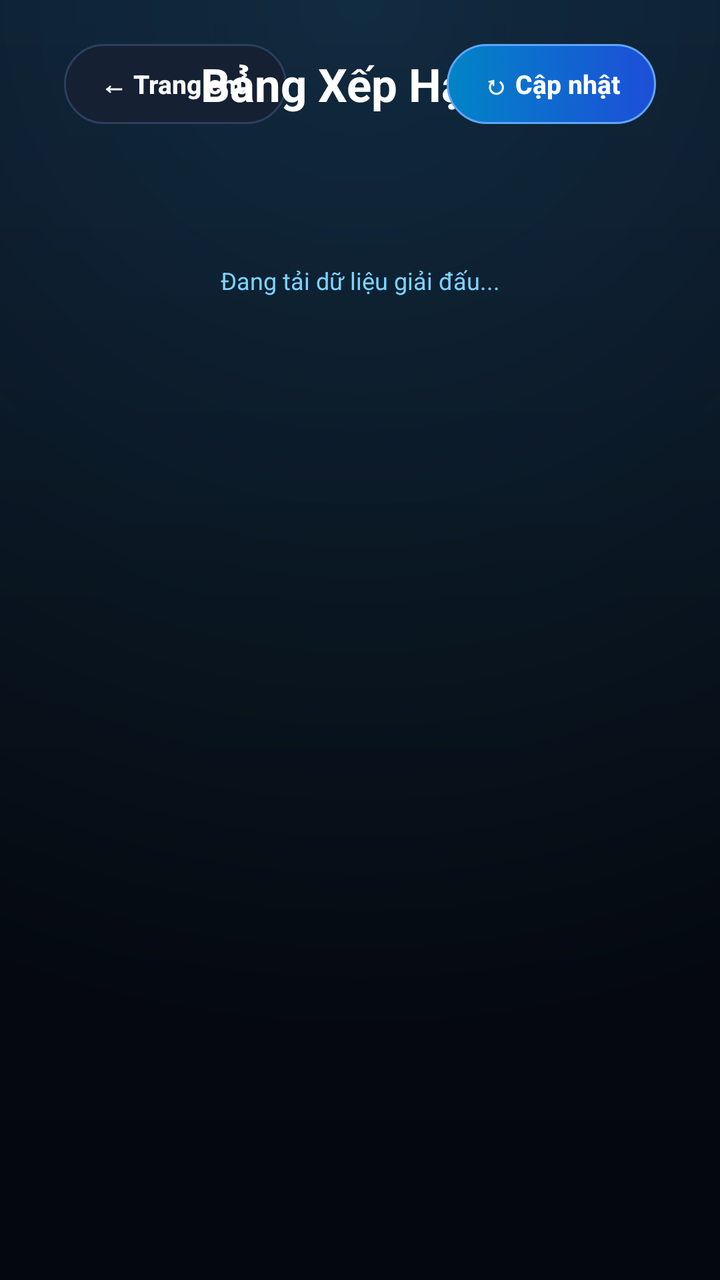
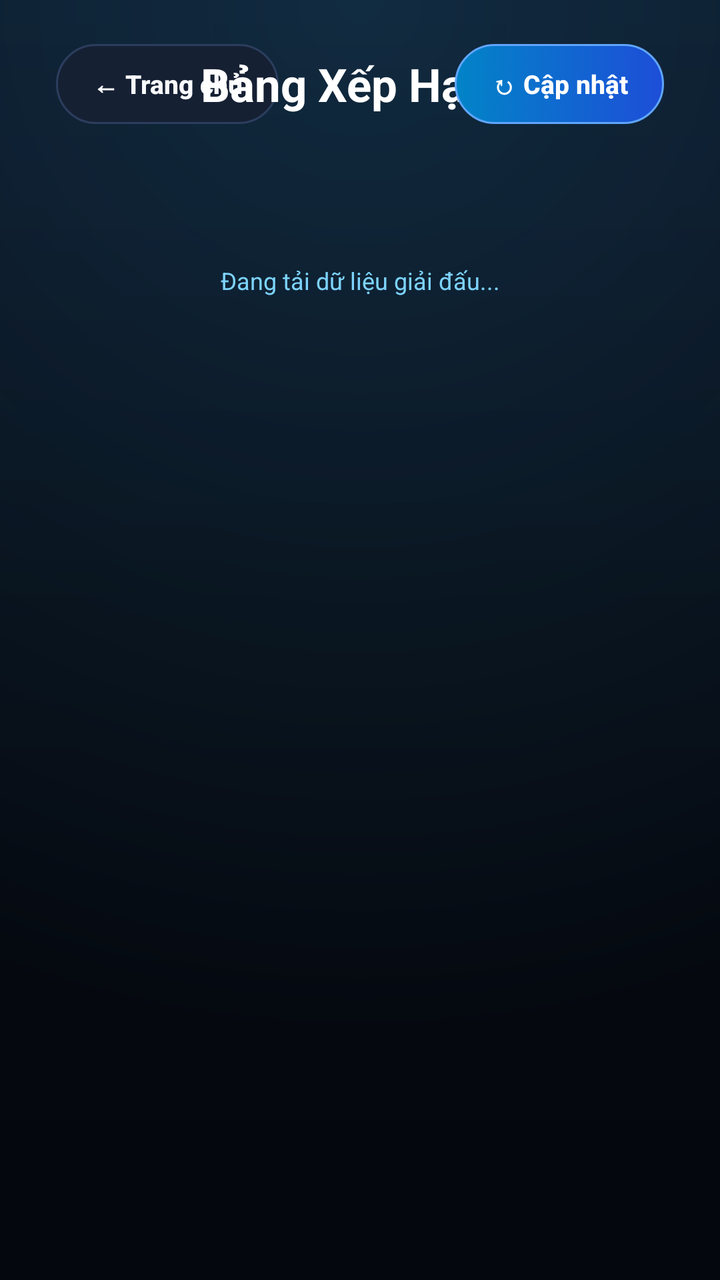

The first picture is an Android layout as it rendered before a commit; the second is the same layout after the commit. The layout source and the unified diff follow.
<!-- AndroidManifest.xml: application theme Theme.AppCompat.NoActionBar -->
<!-- res/layout/activity_stats.xml -->
<?xml version="1.0" encoding="utf-8"?>
<LinearLayout xmlns:android="http://schemas.android.com/apk/res/android"
    android:layout_width="match_parent"
    android:layout_height="match_parent"
    android:background="@drawable/bg_main_stadium"
    android:orientation="vertical"
    android:paddingStart="32dp"
    android:paddingEnd="32dp"
    android:paddingTop="18dp"
    android:paddingBottom="12dp">

    
    <RelativeLayout
        android:layout_width="match_parent"
        android:layout_height="48dp"
        android:layout_marginBottom="10dp">

        <Button
            android:id="@+id/btnStatsBack"
            android:layout_width="wrap_content"
            android:layout_height="40dp"
            android:layout_alignParentStart="true"
            android:layout_centerVertical="true"
            android:background="@drawable/bg_pill_action"
            android:focusable="true"
            android:paddingStart="18dp"
            android:paddingEnd="18dp"
            android:stateListAnimator="@null"
            android:text="← Trang chủ"
            android:textAllCaps="false"
            android:textColor="#F8FAFC"
            android:textSize="13sp"
            android:textStyle="bold" />

        <TextView
            android:id="@+id/tvStatsTitle"
            android:layout_width="wrap_content"
            android:layout_height="wrap_content"
            android:layout_centerInParent="true"
            android:text="Bảng Xếp Hạng"
            android:textColor="#FFFFFF"
            android:textSize="23sp"
            android:textStyle="bold" />

        <Button
            android:id="@+id/btnStatsReload"
            android:layout_width="wrap_content"
            android:layout_height="40dp"
            android:layout_alignParentEnd="true"
            android:layout_centerVertical="true"
            android:background="@drawable/bg_pill_primary"
            android:focusable="true"
            android:paddingStart="18dp"
            android:paddingEnd="18dp"
            android:stateListAnimator="@null"
            android:text="↻ Cập nhật"
            android:textAllCaps="false"
            android:textColor="#FFFFFF"
            android:textSize="13sp"
            android:textStyle="bold" />
    </RelativeLayout>

    
    <androidx.recyclerview.widget.RecyclerView
        android:id="@+id/rvLeagueTabs"
        android:layout_width="match_parent"
        android:layout_height="46dp"
        android:layout_marginBottom="10dp"
        android:clipToPadding="false" />

    
    <TextView
        android:id="@+id/tvStatsStatus"
        android:layout_width="match_parent"
        android:layout_height="wrap_content"
        android:layout_marginBottom="8dp"
        android:gravity="center"
        android:singleLine="true"
        android:text="Đang tải dữ liệu giải đấu..."
        android:textColor="#7DD3FC"
        android:textSize="12sp" />

    
    <LinearLayout
        android:id="@+id/layoutStandingHeader"
        android:layout_width="match_parent"
        android:layout_height="38dp"
        android:layout_marginBottom="6dp"
        android:background="#152036"
        android:gravity="center_vertical"
        android:orientation="horizontal"
        android:paddingStart="14dp"
        android:paddingEnd="14dp"
        android:visibility="gone">

        <TextView
            android:layout_width="42dp"
            android:layout_height="wrap_content"
            android:gravity="center"
            android:text="#"
            android:textColor="#94A3B8"
            android:textSize="12sp"
            android:textStyle="bold" />

        <TextView
            android:layout_width="0dp"
            android:layout_height="wrap_content"
            android:layout_marginStart="10dp"
            android:layout_weight="1"
            android:text="CÂU LẠC BỘ"
            android:textColor="#94A3B8"
            android:textSize="12sp"
            android:textStyle="bold" />

        <TextView
            android:layout_width="52dp"
            android:layout_height="wrap_content"
            android:gravity="center"
            android:text="TRẬN"
            android:textColor="#94A3B8"
            android:textSize="12sp"
            android:textStyle="bold" />

        <TextView
            android:layout_width="46dp"
            android:layout_height="wrap_content"
            android:gravity="center"
            android:text="T"
            android:textColor="#94A3B8"
            android:textSize="12sp"
            android:textStyle="bold" />

        <TextView
            android:layout_width="46dp"
            android:layout_height="wrap_content"
            android:gravity="center"
            android:text="H"
            android:textColor="#94A3B8"
            android:textSize="12sp"
            android:textStyle="bold" />

        <TextView
            android:layout_width="46dp"
            android:layout_height="wrap_content"
            android:gravity="center"
            android:text="B"
            android:textColor="#94A3B8"
            android:textSize="12sp"
            android:textStyle="bold" />

        <TextView
            android:layout_width="56dp"
            android:layout_height="wrap_content"
            android:gravity="center"
            android:text="HS"
            android:textColor="#94A3B8"
            android:textSize="12sp"
            android:textStyle="bold" />

        <TextView
            android:layout_width="64dp"
            android:layout_height="wrap_content"
            android:gravity="center"
            android:text="ĐIỂM"
            android:textColor="#38BDF8"
            android:textSize="12sp"
            android:textStyle="bold" />
    </LinearLayout>

    
    <androidx.recyclerview.widget.RecyclerView
        android:id="@+id/rvStatsContent"
        android:layout_width="match_parent"
        android:layout_height="0dp"
        android:layout_weight="1"
        android:clipToPadding="false"
        android:paddingBottom="12dp" />

</LinearLayout>
<!-- resources referenced by this layout -->
<resources>
  <!-- drawable bg_main_stadium (drawable) -->
  <?xml version="1.0" encoding="utf-8"?>
  <layer-list xmlns:android="http://schemas.android.com/apk/res/android">
      <item>
          <shape android:shape="rectangle">
              <gradient
                  android:angle="270"
                  android:startColor="#0A1120"
                  android:centerColor="#060A12"
                  android:endColor="#04070D" />
          </shape>
      </item>
      <item>
          <shape android:shape="rectangle">
              <gradient
                  android:type="radial"
                  android:gradientRadius="520dp"
                  android:centerX="0.5"
                  android:centerY="0.0"
                  android:startColor="#2638BDF8"
                  android:endColor="#00000000" />
          </shape>
      </item>
  </layer-list>
  <!-- drawable bg_pill_action (drawable) -->
  <?xml version="1.0" encoding="utf-8"?>
  <selector xmlns:android="http://schemas.android.com/apk/res/android">
      <item android:state_focused="true">
          <shape android:shape="rectangle">
              <gradient
                  android:angle="0"
                  android:startColor="#0EA5E9"
                  android:endColor="#2563EB" />
              <corners android:radius="999dp" />
              <stroke android:width="2.5dp" android:color="#FFFFFF" />
          </shape>
      </item>
      <item>
          <shape android:shape="rectangle">
              <solid android:color="#162033" />
              <corners android:radius="999dp" />
              <stroke android:width="1dp" android:color="#2C3E5E" />
          </shape>
      </item>
  </selector>
  <!-- drawable bg_pill_primary (drawable) -->
  <?xml version="1.0" encoding="utf-8"?>
  <selector xmlns:android="http://schemas.android.com/apk/res/android">
      <item android:state_focused="true">
          <shape android:shape="rectangle">
              <gradient
                  android:angle="0"
                  android:startColor="#38BDF8"
                  android:endColor="#3B82F6" />
              <corners android:radius="999dp" />
              <stroke android:width="2.5dp" android:color="#FFFFFF" />
          </shape>
      </item>
      <item>
          <shape android:shape="rectangle">
              <gradient
                  android:angle="0"
                  android:startColor="#0284C7"
                  android:endColor="#1D4ED8" />
              <corners android:radius="999dp" />
              <stroke android:width="1dp" android:color="#60A5FA" />
          </shape>
      </item>
  </selector>
</resources>

<!-- the commit's change to res/layout/activity_stats.xml (unified diff, before → after) -->
@@ -4,8 +4,8 @@
     android:layout_height="match_parent"
     android:background="@drawable/bg_main_stadium"
     android:orientation="vertical"
-    android:paddingStart="32dp"
-    android:paddingEnd="32dp"
+    android:paddingStart="28dp"
+    android:paddingEnd="28dp"
     android:paddingTop="18dp"
     android:paddingBottom="12dp">
 
@@ -89,12 +89,12 @@
         android:background="#152036"
         android:gravity="center_vertical"
         android:orientation="horizontal"
-        android:paddingStart="14dp"
-        android:paddingEnd="14dp"
+        android:paddingStart="12dp"
+        android:paddingEnd="12dp"
         android:visibility="gone">
 
         <TextView
-            android:layout_width="42dp"
+            android:layout_width="40dp"
             android:layout_height="wrap_content"
             android:gravity="center"
             android:text="#"
@@ -105,18 +105,9 @@
         <TextView
             android:layout_width="0dp"
             android:layout_height="wrap_content"
-            android:layout_marginStart="10dp"
+            android:layout_marginStart="8dp"
             android:layout_weight="1"
             android:text="CÂU LẠC BỘ"
-            android:textColor="#94A3B8"
-            android:textSize="12sp"
-            android:textStyle="bold" />
-
-        <TextView
-            android:layout_width="52dp"
-            android:layout_height="wrap_content"
-            android:gravity="center"
-            android:text="TRẬN"
             android:textColor="#94A3B8"
             android:textSize="12sp"
             android:textStyle="bold" />
@@ -125,40 +116,67 @@
             android:layout_width="46dp"
             android:layout_height="wrap_content"
             android:gravity="center"
-            android:text="T"
+            android:text="TRẬN"
             android:textColor="#94A3B8"
-            android:textSize="12sp"
+            android:textSize="11.5sp"
             android:textStyle="bold" />
 
         <TextView
-            android:layout_width="46dp"
+            android:layout_width="38dp"
+            android:layout_height="wrap_content"
+            android:gravity="center"
+            android:text="T"
+            android:textColor="#94A3B8"
+            android:textSize="11.5sp"
+            android:textStyle="bold" />
+
+        <TextView
+            android:layout_width="38dp"
             android:layout_height="wrap_content"
             android:gravity="center"
             android:text="H"
             android:textColor="#94A3B8"
-            android:textSize="12sp"
+            android:textSize="11.5sp"
             android:textStyle="bold" />
 
         <TextView
-            android:layout_width="46dp"
+            android:layout_width="38dp"
             android:layout_height="wrap_content"
             android:gravity="center"
             android:text="B"
             android:textColor="#94A3B8"
-            android:textSize="12sp"
+            android:textSize="11.5sp"
+            android:textStyle="bold" />
+
+        <TextView
+            android:layout_width="44dp"
+            android:layout_height="wrap_content"
+            android:gravity="center"
+            android:text="BT"
+            android:textColor="#4ADE80"
+            android:textSize="11.5sp"
+            android:textStyle="bold" />
+
+        <TextView
+            android:layout_width="44dp"
+            android:layout_height="wrap_content"
+            android:gravity="center"
+            android:text="BB"
+            android:textColor="#F87171"
+            android:textSize="11.5sp"
+            android:textStyle="bold" />
+
+        <TextView
+            android:layout_width="50dp"
+            android:layout_height="wrap_content"
+            android:gravity="center"
+            android:text="HS"
+            android:textColor="#94A3B8"
+            android:textSize="11.5sp"
             android:textStyle="bold" />
 
         <TextView
             android:layout_width="56dp"
-            android:layout_height="wrap_content"
-            android:gravity="center"
-            android:text="HS"
-            android:textColor="#94A3B8"
-            android:textSize="12sp"
-            android:textStyle="bold" />
-
-        <TextView
-            android:layout_width="64dp"
             android:layout_height="wrap_content"
             android:gravity="center"
             android:text="ĐIỂM"
